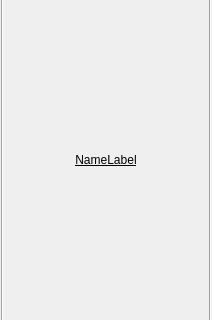
Above: dev/BrainVis/merwidgets/merelectrodeentry.ui from waschkbaer/BrainVis before the change; both pictures show x 0 to 212 and y 148 to 468 of the 212 by 618 pixel window. Below: the same form after it.
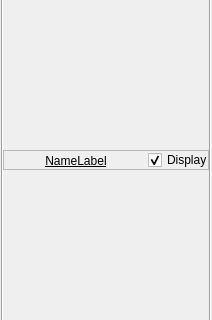
That is the form after the change.

Diff of the .ui file:
```diff
--- a/dev/BrainVis/merwidgets/merelectrodeentry.ui
+++ b/dev/BrainVis/merwidgets/merelectrodeentry.ui
@@ -54,6 +54,42 @@
        <number>1</number>
       </property>
       <item>
+       <widget class="QFrame" name="frame">
+        <property name="minimumSize">
+         <size>
+          <width>0</width>
+          <height>20</height>
+         </size>
+        </property>
+        <property name="maximumSize">
+         <size>
+          <width>16777215</width>
+          <height>20</height>
+         </size>
+        </property>
+        <property name="frameShape">
+         <enum>QFrame::StyledPanel</enum>
+        </property>
+        <property name="frameShadow">
+         <enum>QFrame::Raised</enum>
+        </property>
+        <layout class="QHBoxLayout" name="horizontalLayout">
+         <property name="spacing">
+          <number>0</number>
+         </property>
+         <property name="leftMargin">
+          <number>0</number>
+         </property>
+         <property name="topMargin">
+          <number>0</number>
+         </property>
+         <property name="rightMargin">
+          <number>0</number>
+         </property>
+         <property name="bottomMargin">
+          <number>0</number>
+         </property>
+         <item>
        <widget class="QLabel" name="nameLabel">
         <property name="minimumSize">
          <size>
@@ -81,6 +117,31 @@
         <property name="alignment">
          <set>Qt::AlignCenter</set>
         </property>
+          </widget>
+         </item>
+         <item>
+          <widget class="QCheckBox" name="displayElectrode">
+           <property name="minimumSize">
+            <size>
+             <width>60</width>
+             <height>0</height>
+            </size>
+           </property>
+           <property name="maximumSize">
+            <size>
+             <width>60</width>
+             <height>16777215</height>
+            </size>
+           </property>
+           <property name="text">
+            <string>Display</string>
+           </property>
+           <property name="checked">
+            <bool>true</bool>
+           </property>
+          </widget>
+         </item>
+        </layout>
        </widget>
       </item>
      </layout>
```
Lines whose indentation alone changed are shown as unchanged.
